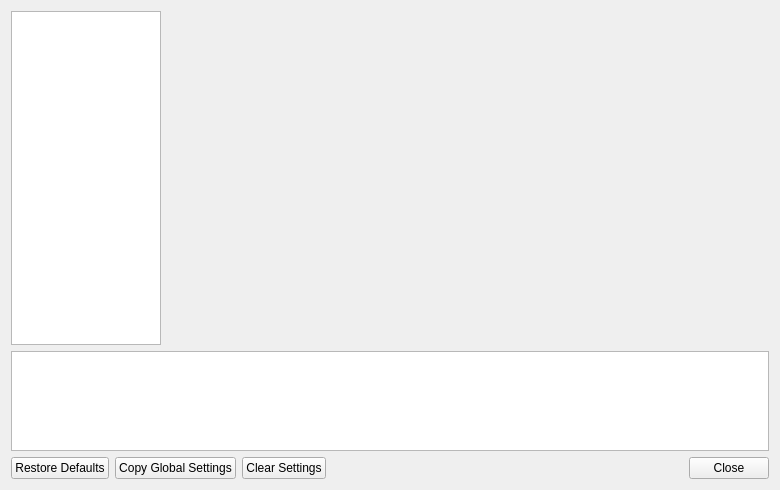
Before: the Qt Designer form src/duckstation-qt/settingswindow.ui in kofxi3584karlayang/duckstation, drawn with Qt 5.
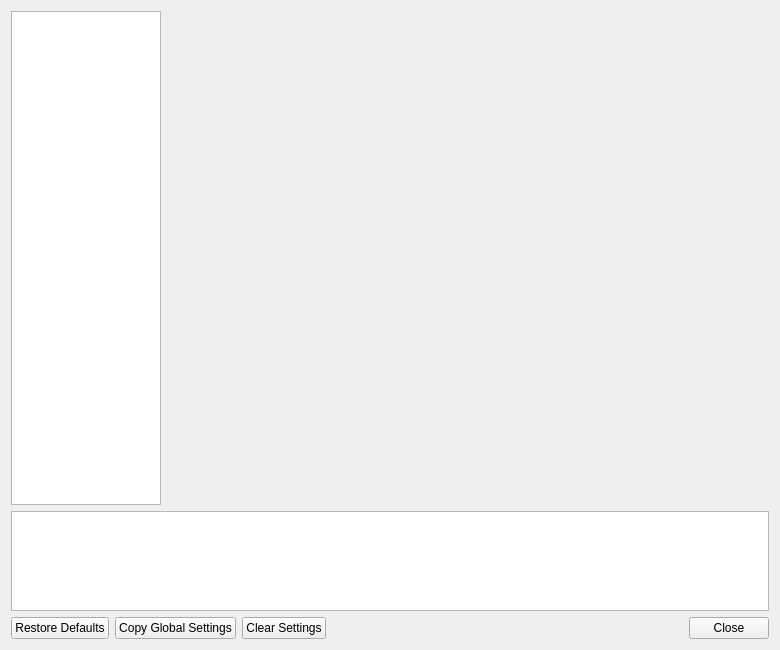
After: the same form once the commit is applied. Icons and pictures are not drawn.

Diff of the .ui file:
```diff
--- a/src/duckstation-qt/settingswindow.ui
+++ b/src/duckstation-qt/settingswindow.ui
@@ -7,7 +7,7 @@
     <x>0</x>
     <y>0</y>
     <width>780</width>
-    <height>490</height>
+    <height>650</height>
    </rect>
   </property>
   <property name="sizePolicy">
```
